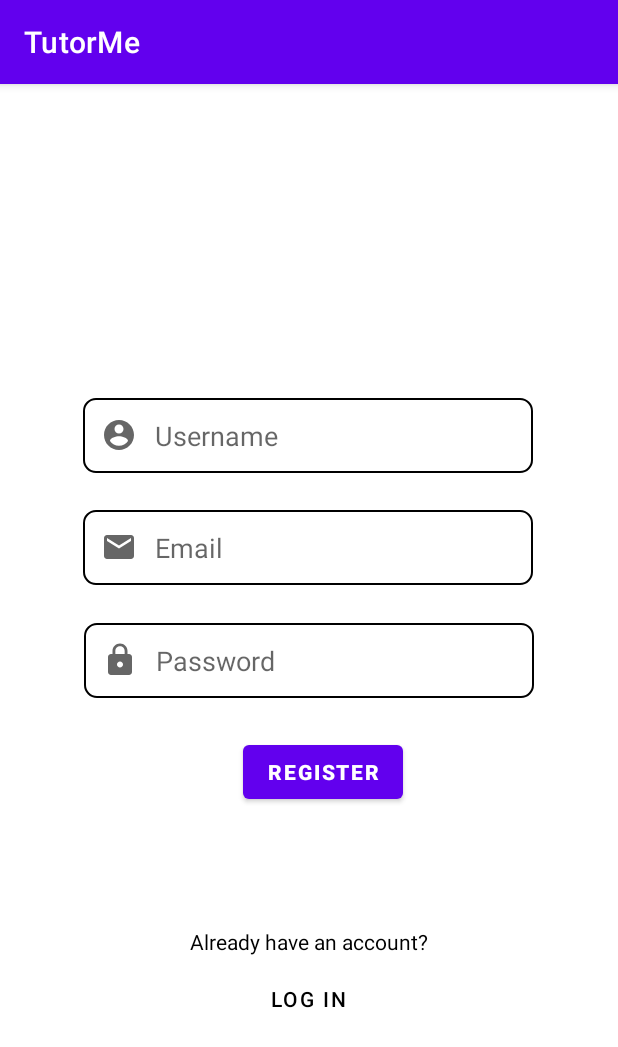
After one commit to Speedwagon-Org/TutorMe, an Android app: the fragment Register shown on its own in the app's theme, on a phone screen of 412 x 824 dp. The commit adds this screen. Shown: the top 1047 px of the screen. Run offline under Robolectric (Android 15) with nearby library versions, the phone set to English and light mode, and no system bars.

Commit message:
added Login & Register.

```diff
--- /dev/null
+++ b/app/src/main/java/com/speedwagon/tutorme/Register.kt
@@ -0,0 +1,24 @@
+package com.speedwagon.tutorme
+
+import android.os.Bundle
+import androidx.fragment.app.Fragment
+import android.view.LayoutInflater
+import android.view.View
+import android.view.ViewGroup
+import android.widget.Button
+import androidx.fragment.app.FragmentTransaction
+
+class Register : Fragment() {
+    override fun onCreateView(inflater: LayoutInflater, container: ViewGroup?, savedInstanceState: Bundle?): View? {
+        val v = inflater.inflate(R.layout.fragment_register, container, false)
+        val btnToLog = v.findViewById<Button>(R.id.toLogin)
+
+        btnToLog.setOnClickListener{
+            val loginFragment = Login()
+            val transaction : FragmentTransaction = parentFragmentManager.beginTransaction()
+            transaction.replace(R.id.logResLayout,loginFragment)
+            transaction.commit()
+        }
+        return v
+    }
+}
--- /dev/null
+++ b/app/src/main/res/drawable/border.xml
@@ -0,0 +1,7 @@
+<?xml version="1.0" encoding="utf-8"?>
+<shape android:shape="rectangle" xmlns:android="http://schemas.android.com/apk/res/android">
+    <stroke
+    android:width="1dp"
+    android:color="@color/black" />
+    <corners android:radius="8dp"/>
+</shape>
--- /dev/null
+++ b/app/src/main/res/drawable/ic_account.xml
@@ -0,0 +1,10 @@
+<vector xmlns:android="http://schemas.android.com/apk/res/android"
+    android:width="24dp"
+    android:height="24dp"
+    android:viewportWidth="24"
+    android:viewportHeight="24"
+    android:tint="?attr/colorControlNormal">
+  <path
+      android:fillColor="@android:color/white"
+      android:pathData="M12,2C6.48,2 2,6.48 2,12s4.48,10 10,10 10,-4.48 10,-10S17.52,2 12,2zM12,5c1.66,0 3,1.34 3,3s-1.34,3 -3,3 -3,-1.34 -3,-3 1.34,-3 3,-3zM12,19.2c-2.5,0 -4.71,-1.28 -6,-3.22 0.03,-1.99 4,-3.08 6,-3.08 1.99,0 5.97,1.09 6,3.08 -1.29,1.94 -3.5,3.22 -6,3.22z"/>
+</vector>
--- /dev/null
+++ b/app/src/main/res/drawable/ic_email.xml
@@ -0,0 +1,10 @@
+<vector xmlns:android="http://schemas.android.com/apk/res/android"
+    android:width="24dp"
+    android:height="24dp"
+    android:viewportWidth="24"
+    android:viewportHeight="24"
+    android:tint="?attr/colorControlNormal">
+  <path
+      android:fillColor="@android:color/white"
+      android:pathData="M20,4L4,4c-1.1,0 -1.99,0.9 -1.99,2L2,18c0,1.1 0.9,2 2,2h16c1.1,0 2,-0.9 2,-2L22,6c0,-1.1 -0.9,-2 -2,-2zM20,8l-8,5 -8,-5L4,6l8,5 8,-5v2z"/>
+</vector>
--- /dev/null
+++ b/app/src/main/res/drawable/ic_password.xml
@@ -0,0 +1,10 @@
+<vector xmlns:android="http://schemas.android.com/apk/res/android"
+    android:width="24dp"
+    android:height="24dp"
+    android:viewportWidth="24"
+    android:viewportHeight="24"
+    android:tint="?attr/colorControlNormal">
+  <path
+      android:fillColor="@android:color/white"
+      android:pathData="M18,8h-1L17,6c0,-2.76 -2.24,-5 -5,-5S7,3.24 7,6v2L6,8c-1.1,0 -2,0.9 -2,2v10c0,1.1 0.9,2 2,2h12c1.1,0 2,-0.9 2,-2L20,10c0,-1.1 -0.9,-2 -2,-2zM12,17c-1.1,0 -2,-0.9 -2,-2s0.9,-2 2,-2 2,0.9 2,2 -0.9,2 -2,2zM15.1,8L8.9,8L8.9,6c0,-1.71 1.39,-3.1 3.1,-3.1 1.71,0 3.1,1.39 3.1,3.1v2z"/>
+</vector>
--- a/app/src/main/res/layout/activity_login_register.xml
+++ b/app/src/main/res/layout/activity_login_register.xml
@@ -1,6 +1,7 @@
 <?xml version="1.0" encoding="utf-8"?>
 <androidx.constraintlayout.widget.ConstraintLayout xmlns:android="http://schemas.android.com/apk/res/android"
     android:layout_width="match_parent"
-    android:layout_height="match_parent">
+    android:layout_height="match_parent"
+    android:id="@+id/logResLayout">
 
 </androidx.constraintlayout.widget.ConstraintLayout>
--- /dev/null
+++ b/app/src/main/res/layout/fragment_register.xml
@@ -0,0 +1,106 @@
+<?xml version="1.0" encoding="utf-8"?>
+<androidx.constraintlayout.widget.ConstraintLayout xmlns:android="http://schemas.android.com/apk/res/android"
+    xmlns:app="http://schemas.android.com/apk/res-auto"
+    xmlns:tools="http://schemas.android.com/tools"
+    android:layout_width="match_parent"
+    android:layout_height="match_parent">
+
+    <EditText
+        android:id="@+id/inputUsername"
+        android:layout_width="300dp"
+        android:layout_height="50dp"
+        android:ems="10"
+        android:background="@drawable/border"
+        android:hint="Username"
+        android:inputType="textPersonName"
+        android:textColor="@color/black"
+        android:drawableStart="@drawable/ic_account"
+        android:drawablePadding="12dp"
+        android:paddingStart="12dp"
+        android:paddingEnd="12dp"
+        app:layout_constraintBottom_toBottomOf="parent"
+        app:layout_constraintEnd_toEndOf="parent"
+        app:layout_constraintHorizontal_bias="0.495"
+        app:layout_constraintStart_toStartOf="parent"
+        app:layout_constraintTop_toTopOf="parent"
+        app:layout_constraintVertical_bias="0.292" />
+
+    <EditText
+        android:id="@+id/inputEmail"
+        android:layout_width="300dp"
+        android:layout_height="50dp"
+        android:ems="10"
+        android:background="@drawable/border"
+        android:hint="Email"
+        android:inputType="textPersonName"
+        android:textColor="@color/black"
+        android:drawableStart="@drawable/ic_email"
+        android:drawablePadding="12dp"
+        android:paddingStart="12dp"
+        android:paddingEnd="12dp"
+        app:layout_constraintBottom_toBottomOf="parent"
+        app:layout_constraintEnd_toEndOf="parent"
+        app:layout_constraintHorizontal_bias="0.495"
+        app:layout_constraintStart_toStartOf="parent"
+        app:layout_constraintTop_toTopOf="parent"
+        app:layout_constraintVertical_bias="0.396" />
+
+    <EditText
+        android:id="@+id/inputPassword"
+        android:layout_width="300dp"
+        android:layout_height="50dp"
+        android:ems="10"
+        android:background="@drawable/border"
+        android:hint="Password"
+        android:inputType="textPassword"
+        android:drawableStart="@drawable/ic_password"
+        android:drawablePadding="12dp"
+        android:paddingStart="12dp"
+        android:paddingEnd="12dp"
+        app:layout_constraintBottom_toBottomOf="parent"
+        app:layout_constraintEnd_toEndOf="parent"
+        app:layout_constraintStart_toStartOf="parent"
+        app:layout_constraintTop_toTopOf="parent" />
+
+    <Button
+        android:id="@+id/buttonRegister"
+        android:layout_width="wrap_content"
+        android:layout_height="wrap_content"
+        android:text="REGISTER"
+        android:textStyle="bold"
+        app:layout_constraintBottom_toBottomOf="parent"
+        app:layout_constraintEnd_toEndOf="parent"
+        app:layout_constraintHorizontal_bias="0.531"
+        app:layout_constraintStart_toStartOf="parent"
+        app:layout_constraintTop_toTopOf="parent"
+        app:layout_constraintVertical_bias="0.604" />
+
+    <TextView
+        android:id="@+id/textView2"
+        android:layout_width="184dp"
+        android:layout_height="21dp"
+        android:text="Already have an account?"
+        android:textAlignment="center"
+        android:textColor="@color/black"
+        app:layout_constraintBottom_toBottomOf="parent"
+        app:layout_constraintEnd_toEndOf="parent"
+        app:layout_constraintHorizontal_bias="0.497"
+        app:layout_constraintStart_toStartOf="parent"
+        app:layout_constraintTop_toTopOf="parent"
+        app:layout_constraintVertical_bias="0.753" />
+
+    <Button
+        android:id="@+id/toLogin"
+        android:layout_width="wrap_content"
+        android:layout_height="wrap_content"
+        android:background="?android:attr/selectableItemBackground"
+        android:text="LOG IN"
+        android:textColor="@color/black"
+        app:layout_constraintBottom_toBottomOf="parent"
+        app:layout_constraintEnd_toEndOf="parent"
+        app:layout_constraintHorizontal_bias="0.498"
+        app:layout_constraintStart_toStartOf="parent"
+        app:layout_constraintTop_toTopOf="parent"
+        app:layout_constraintVertical_bias="0.814" />
+
+</androidx.constraintlayout.widget.ConstraintLayout>
--- a/app/src/main/res/values/colors.xml
+++ b/app/src/main/res/values/colors.xml
@@ -7,4 +7,7 @@
     <color name="teal_700">#FF018786</color>
     <color name="black">#FF000000</color>
     <color name="white">#FFFFFFFF</color>
+    <color name="spray">#84F4D7</color>
+    <color name="sand">#F4F484</color>
+    <color name="polar">#EBFBFB</color>
 </resources>
--- a/build.gradle
+++ b/build.gradle
@@ -6,7 +6,7 @@ buildscript {
     }
     dependencies {
         classpath "com.android.tools.build:gradle:7.0.4"
-        classpath "org.jetbrains.kotlin:kotlin-gradle-plugin:1.5.20"
+        classpath 'org.jetbrains.kotlin:kotlin-gradle-plugin:1.6.10'
 
         // NOTE: Do not place your application dependencies here; they belong
         // in the individual module build.gradle files
```
Also changed, not shown: app/src/main/java/com/speedwagon/tutorme/Login.kt (added, +24 -0 lines), app/src/main/res/layout/fragment_login.xml (added, +108 -0 lines).
